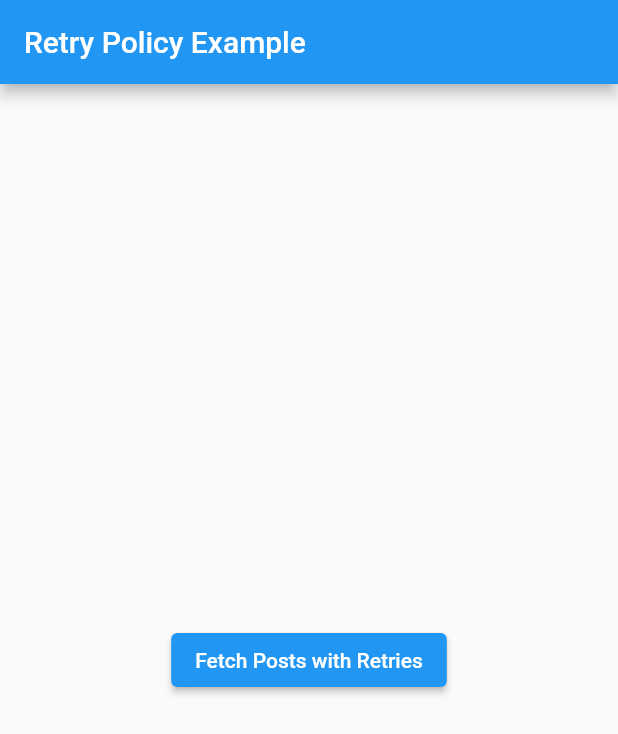
After one commit to kosbaship/aqary_assessment, a Flutter app: the screen it shows after launch, on a phone screen of 412 x 824 dp. The commit adds this screen. Shown: the top 734 px of the screen. Run offline on Flutter 3.47's test engine with Material 2 defaults, Android fonts, the phone set to English and light mode, and no system bars; our stand-ins replace dio, equatable, flutter_bloc, flutter_sticky_header.

Commit message:
5- Demonstrate retry policy by calling an API if failed

```diff
--- /dev/null
+++ b/lib/5_retry_policy/retry_policy_view.dart
@@ -0,0 +1,63 @@
+import 'package:flutter/material.dart';
+import 'package:dio/dio.dart';
+
+class RetryPolicyView extends StatefulWidget {
+  const RetryPolicyView({super.key});
+
+  @override
+  RetryPolicyViewState createState() => RetryPolicyViewState();
+}
+
+class RetryPolicyViewState extends State<RetryPolicyView> {
+  final Dio _dio = Dio();
+  int maxRetries = 3; // Maximum number of retries
+
+  @override
+  void initState() {
+    super.initState();
+  }
+
+  Future<void> fetchDataWithRetries() async {
+    for (int retry = 0; retry <= maxRetries; retry++) {
+      try {
+        final response =
+            await _dio.get('https://jsonplaceholder.typicode.com/posts');
+
+        if (response.statusCode == 200) {
+          // Handle the successful response here
+          print(response.data);
+          return;
+        } else {
+          // Handle other status codes if needed
+          print('Request failed with status code ${response.statusCode}');
+        }
+      } catch (e) {
+        // Handle other errors or retries here
+        print('Error: $e');
+      }
+
+      // If it's not the last retry, wait for a moment before retrying
+      if (retry < maxRetries) {
+        await Future.delayed(
+            Duration(seconds: 5)); // Wait for 5 seconds between retries
+      }
+    }
+
+    print('Max retries reached. Request failed.');
+  }
+
+  @override
+  Widget build(BuildContext context) {
+    return Scaffold(
+      appBar: AppBar(
+        title: const Text('Retry Policy Example'),
+      ),
+      body: Center(
+        child: ElevatedButton(
+          onPressed: fetchDataWithRetries,
+          child: const Text('Fetch Posts with Retries'),
+        ),
+      ),
+    );
+  }
+}
```
Also changed, not shown: lib/2_bloc_generator_with_transformers/view/posts_view.dart (+5 -5 lines), lib/main.dart (+5 -3 lines), lib/1_builder_pattern/real_estate_property_view.dart (renamed from lib/1_builder_pattern/rea_estate_property_view.dart).
